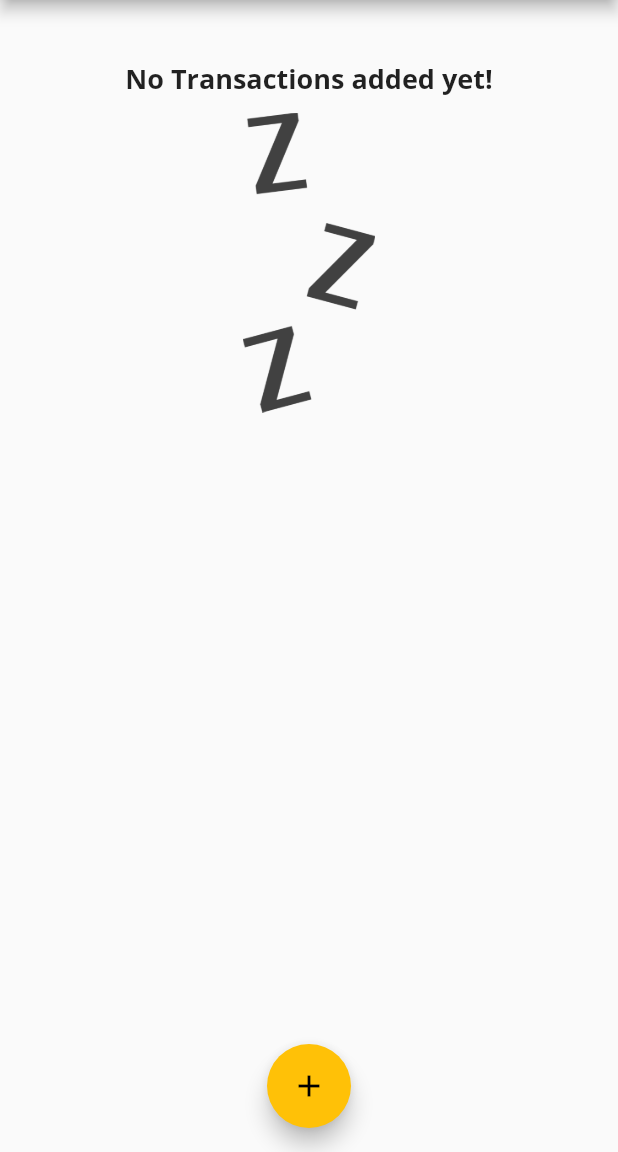
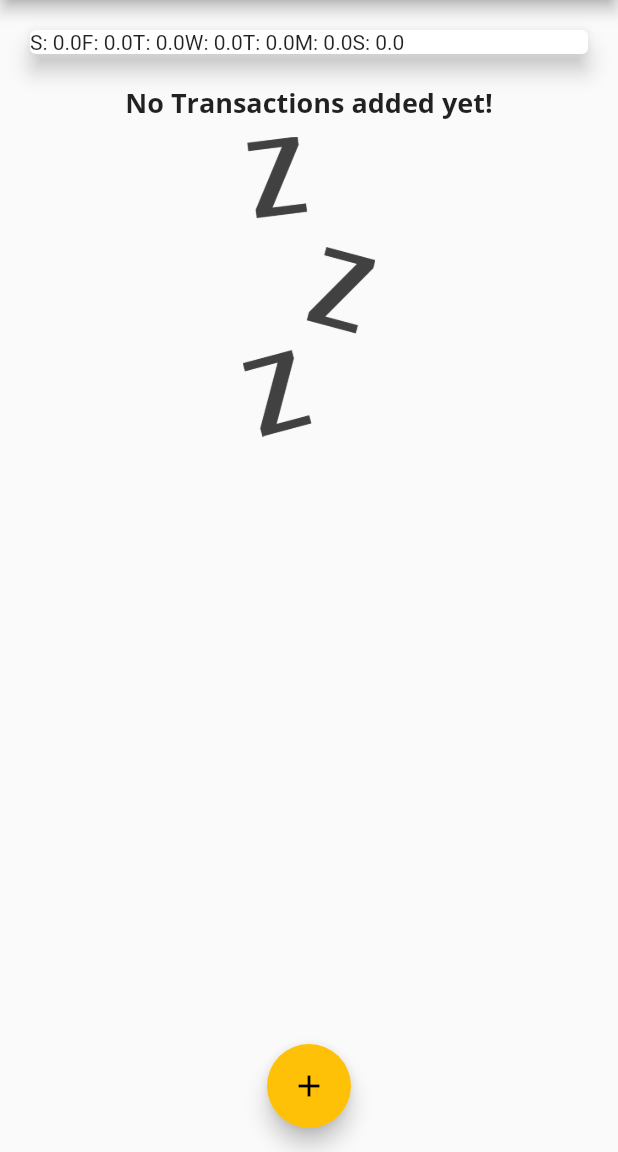
Before and after one commit to udaykumaruking/personal_tracker, a Flutter app: the screen it shows after launch, on a phone screen of 412 x 824 dp, the part 84-1236 px from its top. Run offline on Flutter 3.47's test engine with Material 2 defaults, Android fonts, the phone set to English and light mode, and no system bars.

Commit message:
Created Bars for chart

```diff
--- a/lib/widgets/chart.dart
+++ b/lib/widgets/chart.dart
@@ -25,7 +25,7 @@ class Chart extends StatelessWidget {
         print(DateFormat.E().format(weekDay));
         print(totalSum);
         return {
-          'day': DateFormat.E().format(weekDay),
+          'day': DateFormat.E().format(weekDay).substring(0, 1),
           'amount': totalSum,
         };
       },
@@ -38,7 +38,11 @@ class Chart extends StatelessWidget {
       elevation: 6,
       margin: EdgeInsets.all(20),
       child: Row(
-        children: <Widget>[],
+        children: groupedTransactionValues.map(
+          (data) {
+            return Text('${data['day']}: ${data['amount']}');
+          },
+        ).toList(),
       ),
     );
   }
```
Also changed, not shown: lib/widgets/chart_bar.dart (added, +52 -0 lines).
